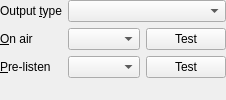
Old version of the form src/machincast/interface/ui/sound_cards.ui in the repository dascritch/machincast.
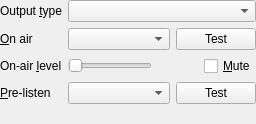
New version of the form.

Patch:
```diff
--- a/src/machincast/interface/ui/sound_cards.ui
+++ b/src/machincast/interface/ui/sound_cards.ui
@@ -67,6 +67,53 @@
     </layout>
    </item>
    <item row="2" column="0">
+    <widget class="QLabel" name="on_air_level_caption">
+     <property name="text">
+      <string>On-air &amp;level</string>
+     </property>
+     <property name="buddy">
+      <cstring>on_air_level</cstring>
+     </property>
+    </widget>
+   </item>
+   <item row="2" column="1">
+    <layout class="QHBoxLayout" name="on_air_level_line">
+     <item>
+      <widget class="QSlider" name="on_air_level">
+       <property name="toolTip">
+        <string>Output level of the on-air sound card, in the PipeWire of the broadcast service: it changes at once</string>
+       </property>
+       <property name="maximum">
+        <number>100</number>
+       </property>
+       <property name="orientation">
+        <enum>Qt::Orientation::Horizontal</enum>
+       </property>
+      </widget>
+     </item>
+     <item>
+      <widget class="QLabel" name="on_air_level_value">
+       <property name="minimumSize">
+        <size>
+         <width>40</width>
+         <height>0</height>
+        </size>
+       </property>
+      </widget>
+     </item>
+     <item>
+      <widget class="QCheckBox" name="on_air_mute">
+       <property name="text">
+        <string>&amp;Mute</string>
+       </property>
+       <property name="toolTip">
+        <string>Mutes the on-air sound card, in the PipeWire of the broadcast service: it changes at once</string>
+       </property>
+      </widget>
+     </item>
+    </layout>
+   </item>
+   <item row="3" column="0">
     <widget class="QLabel" name="preview_caption">
      <property name="text">
       <string>&amp;Pre-listen</string>
@@ -76,7 +123,7 @@
      </property>
     </widget>
    </item>
-   <item row="2" column="1">
+   <item row="3" column="1">
     <layout class="QHBoxLayout" name="preview_line">
      <item>
       <widget class="QComboBox" name="preview">
@@ -100,7 +147,7 @@
      </item>
     </layout>
    </item>
-   <item row="3" column="0" colspan="2">
+   <item row="4" column="0" colspan="2">
     <widget class="QLabel" name="trial">
      <property name="wordWrap">
       <bool>true</bool>
```
